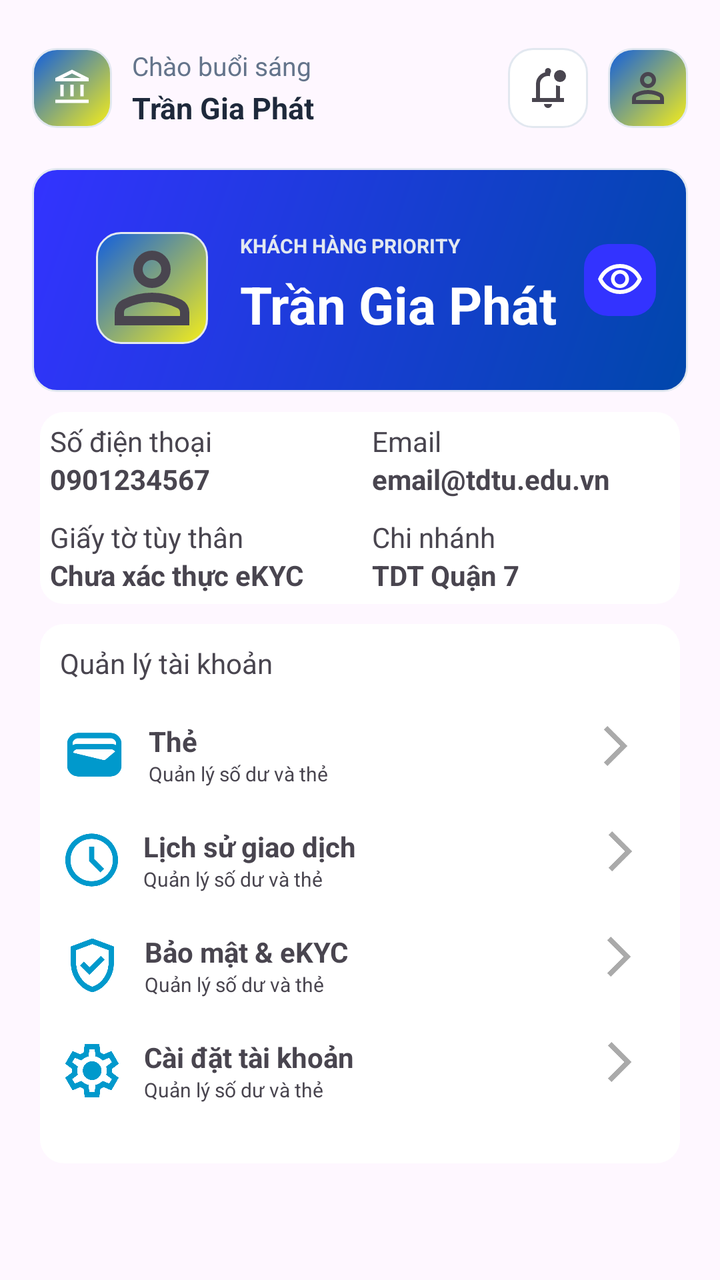
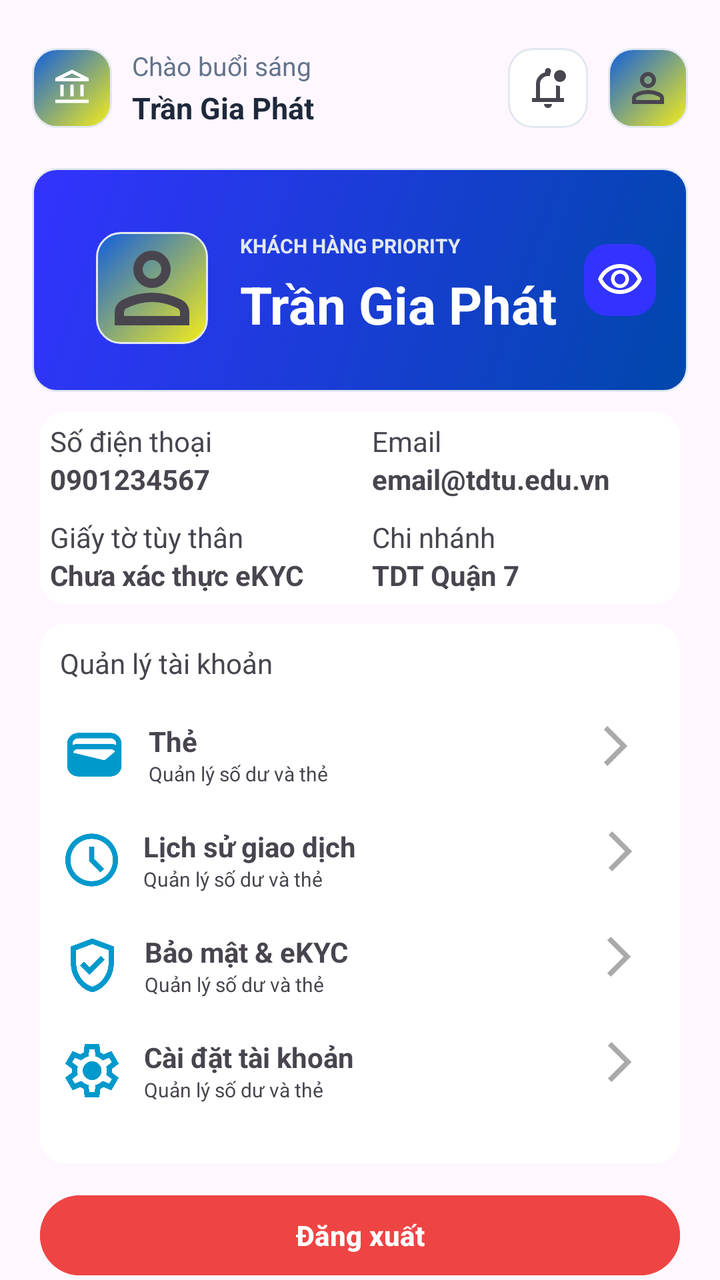

Compare the two renders of this Android layout. The source of the first and the diff that turns it into the second are given below.
<!-- AndroidManifest.xml: application theme Theme.Industrial_and_Commercial_Bank_of_TDTU -->
<!-- res/layout/activity_profile.xml -->
<?xml version="1.0" encoding="utf-8"?>
<androidx.constraintlayout.widget.ConstraintLayout xmlns:android="http://schemas.android.com/apk/res/android"
    xmlns:app="http://schemas.android.com/apk/res-auto"
    xmlns:tools="http://schemas.android.com/tools"
    android:id="@+id/main"
    android:layout_width="match_parent"
    android:layout_height="match_parent"
    tools:context=".ProfileActivity">

    
    <ImageView
        android:id="@+id/imageView"
        android:layout_width="40dp"
        android:layout_height="40dp"
        android:layout_marginStart="16dp"
        android:layout_marginTop="24dp"
        android:background="@drawable/bg_logo_rounded"
        android:padding="10dp"
        app:layout_constraintStart_toStartOf="parent"
        app:layout_constraintTop_toTopOf="parent"
        app:srcCompat="@drawable/account_balance_24px" />

    <TextView
        android:id="@+id/textView8"
        android:layout_width="wrap_content"
        android:layout_height="wrap_content"
        android:layout_marginStart="10dp"
        android:text="Chào buổi sáng"
        android:textColor="#64748B"
        android:textSize="13sp"
        app:layout_constraintStart_toEndOf="@+id/imageView"
        app:layout_constraintTop_toTopOf="@+id/imageView" />

    <TextView
        android:id="@+id/txtName"
        android:layout_width="wrap_content"
        android:layout_height="wrap_content"
        android:layout_marginStart="10dp"
        android:layout_marginTop="2dp"
        android:text="Trần Gia Phát"
        android:textColor="#1E293B"
        android:textSize="15sp"
        android:textStyle="bold"
        app:layout_constraintStart_toEndOf="@+id/imageView"
        app:layout_constraintTop_toBottomOf="@+id/textView8" />

    <ImageButton
        android:id="@+id/imgProfile"
        android:layout_width="40dp"
        android:layout_height="40dp"
        android:layout_marginEnd="16dp"
        android:background="@drawable/bg_logo_rounded"
        android:padding="10dp"
        app:layout_constraintBottom_toBottomOf="@+id/imageView"
        app:layout_constraintEnd_toEndOf="parent"
        app:layout_constraintTop_toTopOf="@+id/imageView"
        app:srcCompat="@drawable/person_24px" />

    <ImageButton
        android:id="@+id/imgNoti"
        android:layout_width="40dp"
        android:layout_height="40dp"
        android:layout_marginEnd="10dp"
        android:background="@drawable/bg_input_rounded"
        android:padding="10dp"
        app:layout_constraintBottom_toBottomOf="@+id/imgProfile"
        app:layout_constraintEnd_toStartOf="@+id/imgProfile"
        app:layout_constraintTop_toTopOf="@+id/imgProfile"
        app:srcCompat="@drawable/notifications_unread_24px" />

    
    <androidx.constraintlayout.widget.ConstraintLayout
        android:id="@+id/cardBalance"
        android:layout_width="0dp"
        android:layout_height="112dp"
        android:layout_marginStart="16dp"
        android:layout_marginTop="20dp"
        android:layout_marginEnd="16dp"
        android:background="@drawable/bg_balance"
        android:padding="16dp"
        app:layout_constraintEnd_toEndOf="parent"
        app:layout_constraintStart_toStartOf="parent"
        app:layout_constraintTop_toBottomOf="@+id/imageView">

        <TextView
            android:id="@+id/txtTitleBalance"
            android:layout_width="wrap_content"
            android:layout_height="wrap_content"
            android:layout_marginStart="16dp"
            android:layout_marginTop="16dp"
            android:text="KHÁCH HÀNG PRIORITY"
            android:textColor="#E2E8F0"
            android:textSize="10sp"
            android:textStyle="bold"
            app:layout_constraintStart_toEndOf="@+id/imageView2"
            app:layout_constraintTop_toTopOf="parent" />

        <TextView
            android:id="@+id/txtBalance"
            android:layout_width="wrap_content"
            android:layout_height="wrap_content"
            android:layout_marginStart="16dp"
            android:layout_marginTop="5dp"
            android:text="Trần Gia Phát"
            android:textColor="@color/white"
            android:textSize="26sp"
            android:textStyle="bold"
            app:layout_constraintStart_toEndOf="@+id/imageView2"
            app:layout_constraintTop_toBottomOf="@+id/txtTitleBalance" />

        <ImageButton
            android:id="@+id/imgNext"
            android:layout_width="36dp"
            android:layout_height="36dp"
            android:background="@drawable/bg_btn"
            android:padding="8dp"
            app:layout_constraintBottom_toBottomOf="parent"
            app:layout_constraintEnd_toEndOf="parent"
            app:layout_constraintTop_toTopOf="parent"
            app:srcCompat="@drawable/visibility_24px" />

        <ImageView
            android:id="@+id/imageView2"
            android:layout_width="56dp"
            android:layout_height="56dp"
            android:layout_marginStart="16dp"
            android:layout_marginTop="16dp"
            android:background="@drawable/bg_logo_rounded"
            app:layout_constraintStart_toStartOf="parent"
            app:layout_constraintTop_toTopOf="parent"
            app:srcCompat="@drawable/person_24px" />

    </androidx.constraintlayout.widget.ConstraintLayout>



    <LinearLayout
        android:id="@+id/info"
        android:layout_width="match_parent"
        android:layout_height="wrap_content"
        android:layout_marginStart="20dp"
        android:layout_marginTop="10dp"
        android:layout_marginEnd="20dp"
        android:background="@drawable/bg_btn1"
        android:orientation="horizontal"
        app:layout_constraintEnd_toEndOf="parent"
        app:layout_constraintStart_toStartOf="parent"
        app:layout_constraintTop_toBottomOf="@+id/cardBalance"
        android:weightSum="4"
        android:padding="5dp"
        >


        <LinearLayout
            android:layout_width="wrap_content"
            android:layout_height="wrap_content"
            android:orientation="vertical"
            android:layout_weight="2"
            android:layout_marginEnd="2dp">

            <LinearLayout
                android:layout_width="match_parent"
                android:layout_height="wrap_content"
                android:orientation="vertical"
                android:layout_marginBottom="10dp">
                <TextView
                    android:layout_width="wrap_content"
                    android:layout_height="wrap_content"
                    android:text="Số điện thoại"/>

                <TextView
                    android:id="@+id/txtProfilePhone"
                    android:layout_width="wrap_content"
                    android:layout_height="wrap_content"
                    android:text="0901234567"
                    android:textStyle="bold" />

            </LinearLayout>

            <LinearLayout
                android:layout_width="match_parent"
                android:layout_height="wrap_content"
                android:orientation="vertical">
                <TextView
                    android:layout_width="wrap_content"
                    android:layout_height="wrap_content"
                    android:text="Giấy tờ tùy thân"/>

                <TextView
                    android:id="@+id/txtProfileEkyc"
                    android:layout_width="wrap_content"
                    android:layout_height="wrap_content"
                    android:text="Chưa xác thực eKYC"
                    android:textStyle="bold" />

            </LinearLayout>
        </LinearLayout>

        <LinearLayout
            android:layout_width="wrap_content"
            android:layout_height="wrap_content"
            android:orientation="vertical"
            android:layout_weight="2"
            android:layout_marginStart="2dp">

            <LinearLayout
                android:layout_width="match_parent"
                android:layout_height="wrap_content"
                android:orientation="vertical"
                android:layout_marginBottom="10dp">
                <TextView
                    android:layout_width="wrap_content"
                    android:layout_height="wrap_content"
                    android:text="Email"/>

                <TextView
                    android:id="@+id/txtProfileEmail"
                    android:layout_width="wrap_content"
                    android:layout_height="wrap_content"
                    android:text="email@tdtu.edu.vn"
                    android:textStyle="bold" />

            </LinearLayout>

            <LinearLayout
                android:layout_width="match_parent"
                android:layout_height="wrap_content"
                android:orientation="vertical">
                <TextView
                    android:layout_width="wrap_content"
                    android:layout_height="wrap_content"
                    android:text="Chi nhánh"/>

                <TextView
                    android:id="@+id/txtProfileBranch"
                    android:layout_width="wrap_content"
                    android:layout_height="wrap_content"
                    android:text="TDT Quận 7"
                    android:textStyle="bold" />

            </LinearLayout>
        </LinearLayout>


    </LinearLayout>

    <LinearLayout
        android:layout_width="match_parent"
        android:layout_height="wrap_content"
        android:layout_marginStart="20dp"
        android:layout_marginTop="10dp"
        android:layout_marginEnd="20dp"
        android:background="@drawable/bg_btn1"
        android:padding="10dp"
        android:orientation="vertical"
        app:layout_constraintEnd_toEndOf="parent"
        app:layout_constraintStart_toStartOf="parent"
        app:layout_constraintTop_toBottomOf="@+id/info">

        <TextView
            android:layout_width="wrap_content"
            android:layout_height="wrap_content"
            android:text="Quản lý tài khoản"
            android:layout_marginBottom="20dp"/>


        <LinearLayout
            android:id="@+id/creditcard1"
            android:layout_width="match_parent"
            android:layout_height="wrap_content"
            android:orientation="horizontal"
            android:weightSum="7"
            android:layout_marginBottom="20dp">

            <ImageView
                android:layout_width="wrap_content"
                android:layout_height="match_parent"
                android:src="@drawable/wallet_24px"
                android:layout_weight="1"/>
            <LinearLayout
                android:layout_width="wrap_content"
                android:layout_height="wrap_content"
                android:orientation="vertical"
                android:layout_marginStart="10dp"
                android:layout_weight="5">

                <TextView
                    android:layout_width="wrap_content"
                    android:layout_height="wrap_content"
                    android:text="Thẻ"
                    android:textStyle="bold"/>


                <TextView
                    android:layout_width="wrap_content"
                    android:layout_height="wrap_content"
                    android:text="Quản lý số dư và thẻ"
                    android:textSize="10sp"
                    />
            </LinearLayout>


            <ImageButton
                android:layout_width="wrap_content"
                android:layout_height="wrap_content"
                android:src="@drawable/arrow_forward_ios"
                android:background="@color/white"
                android:layout_marginStart="80dp"/>

        </LinearLayout>
        <LinearLayout
            android:id="@+id/btnTransHis"
            android:layout_width="match_parent"
            android:layout_height="wrap_content"
            android:orientation="horizontal"
            android:weightSum="7"
            android:layout_marginBottom="20dp">

            <ImageView
                android:layout_width="wrap_content"
                android:layout_height="match_parent"
                android:src="@drawable/schedule"
                android:layout_weight="1"/>
            <LinearLayout
                android:layout_width="wrap_content"
                android:layout_height="wrap_content"
                android:orientation="vertical"
                android:layout_marginStart="10dp"
                android:layout_weight="5">

                <TextView
                    android:layout_width="wrap_content"
                    android:layout_height="wrap_content"
                    android:text="Lịch sử giao dịch"
                    android:textStyle="bold"/>


                <TextView
                    android:layout_width="wrap_content"
                    android:layout_height="wrap_content"
                    android:text="Quản lý số dư và thẻ"
                    android:textSize="10sp"
                    />
            </LinearLayout>


            <ImageButton
                android:layout_width="wrap_content"
                android:layout_height="wrap_content"
                android:src="@drawable/arrow_forward_ios"
                android:background="@color/white"
                android:layout_marginStart="80dp"/>

        </LinearLayout>
        <LinearLayout
            android:layout_width="match_parent"
            android:layout_height="wrap_content"
            android:orientation="horizontal"
            android:weightSum="7"
            android:layout_marginBottom="20dp">

            <ImageView
                android:layout_width="wrap_content"
                android:layout_height="match_parent"
                android:src="@drawable/verified_user_24px"
                android:layout_weight="1"/>
            <LinearLayout
                android:layout_width="wrap_content"
                android:layout_height="wrap_content"
                android:orientation="vertical"
                android:layout_marginStart="10dp"
                android:layout_weight="5">

                <TextView
                    android:layout_width="wrap_content"
                    android:layout_height="wrap_content"
                    android:text="Bảo mật &amp; eKYC"
                    android:textStyle="bold"/>


                <TextView
                    android:layout_width="wrap_content"
                    android:layout_height="wrap_content"
                    android:text="Quản lý số dư và thẻ"
                    android:textSize="10sp"
                    />
            </LinearLayout>


            <ImageButton
                android:layout_width="wrap_content"
                android:layout_height="wrap_content"
                android:src="@drawable/arrow_forward_ios"
                android:background="@color/white"
                android:layout_marginStart="80dp"/>

        </LinearLayout>
        <LinearLayout
            android:layout_width="match_parent"
            android:layout_height="wrap_content"
            android:orientation="horizontal"
            android:weightSum="7"
            android:layout_marginBottom="20dp">

            <ImageView
                android:layout_width="wrap_content"
                android:layout_height="match_parent"
                android:src="@drawable/settings"
                android:layout_weight="1"/>
            <LinearLayout
                android:layout_width="wrap_content"
                android:layout_height="wrap_content"
                android:orientation="vertical"
                android:layout_marginStart="10dp"
                android:layout_weight="5">

                <TextView
                    android:layout_width="wrap_content"
                    android:layout_height="wrap_content"
                    android:text="Cài đặt tài khoản"
                    android:textStyle="bold"/>


                <TextView
                    android:layout_width="wrap_content"
                    android:layout_height="wrap_content"
                    android:text="Quản lý số dư và thẻ"
                    android:textSize="10sp"
                    />
            </LinearLayout>


            <ImageButton
                android:layout_width="wrap_content"
                android:layout_height="wrap_content"
                android:src="@drawable/arrow_forward_ios"
                android:background="@color/white"
                android:layout_marginStart="80dp"/>

        </LinearLayout>

    </LinearLayout>

</androidx.constraintlayout.widget.ConstraintLayout>
<!-- resources referenced by this layout -->
<resources>
  <color name="white">#FFFFFFFF</color>
  <!-- drawable account_balance_24px (drawable) -->
  <vector xmlns:android="http://schemas.android.com/apk/res/android"
      android:width="20dp"
      android:height="20dp"
      android:viewportWidth="960"
      android:viewportHeight="960"
      android:tint="@color/white">
    <path
        android:fillColor="@android:color/white"
        android:pathData="M200,680L200,400L280,400L280,680L200,680ZM440,680L440,400L520,400L520,680L440,680ZM80,840L80,760L880,760L880,840L80,840ZM680,680L680,400L760,400L760,680L680,680ZM80,320L80,240L480,40L880,240L880,320L80,320ZM258,240L480,240L702,240L258,240ZM258,240L702,240L480,130L258,240Z"/>
  </vector>
  <!-- drawable arrow_forward_ios (drawable) -->
  <vector xmlns:android="http://schemas.android.com/apk/res/android"
      android:width="24dp"
      android:height="24dp"
      android:viewportWidth="24"
      android:viewportHeight="24">
      <path android:fillColor="@android:color/darker_gray"
          android:pathData="M8.03,22L6.25,20.23L14.48,12L6.25,3.77L8.03,2l10,10l-10,10Z"/>
  </vector>
  <!-- drawable bg_balance (drawable) -->
  <?xml version="1.0" encoding="utf-8"?>
  <shape xmlns:android="http://schemas.android.com/apk/res/android"
      android:shape="rectangle">
      
      <gradient
          android:type="linear"
          android:angle="135"
          android:endColor="#3333FF"
          android:startColor="#0047ab" />
  
      
      <corners android:radius="12dp" />
  
      
      <stroke
          android:width="1dp"
          android:color="#E2E8F0" />
  </shape>
  <!-- drawable bg_btn (drawable) -->
  <?xml version="1.0" encoding="utf-8"?>
  <shape xmlns:android="http://schemas.android.com/apk/res/android"
      android:shape="rectangle">
      
      <solid android:color="#3333FF" />
  
      
      <corners android:radius="12dp" />
  
  </shape>
  <!-- drawable bg_btn1 (drawable) -->
  <?xml version="1.0" encoding="utf-8"?>
  <shape xmlns:android="http://schemas.android.com/apk/res/android"
      android:shape="rectangle">
      
      <solid android:color="@color/white" />
  
      
      <corners android:radius="12dp" />
  
  </shape>
  <!-- drawable bg_input_rounded (drawable) -->
  <?xml version="1.0" encoding="utf-8"?>
  <shape xmlns:android="http://schemas.android.com/apk/res/android"
      android:shape="rectangle">
      
      <solid android:color="#FFFFFF" />
  
      
      <corners android:radius="12dp" />
  
      
      <stroke
          android:width="1dp"
          android:color="#E2E8F0" />
  </shape>
  <!-- drawable bg_logo_rounded (drawable) -->
  <?xml version="1.0" encoding="utf-8"?>
  <shape xmlns:android="http://schemas.android.com/apk/res/android"
      android:shape="rectangle">
      
      <gradient
          android:type="linear"
          android:angle="135"
          android:startColor="#f6ee19"
          android:endColor="#115ede" />
  
      
      <corners android:radius="12dp" />
  
      
      <stroke
          android:width="1dp"
          android:color="#E2E8F0" />
  </shape>
  <!-- drawable schedule (drawable) -->
  <vector xmlns:android="http://schemas.android.com/apk/res/android"
      android:width="24dp"
      android:height="24dp"
      android:viewportWidth="24"
      android:viewportHeight="24">
      <path android:fillColor="@android:color/holo_blue_dark"
          android:pathData="M15.3,16.7l1.4-1.4L13,11.6V7H11v5.4l4.3,4.3ZM12,22q-2.07,0-3.9-0.79q-1.82-0.79-3.17-2.14Q3.58,17.73 2.79,15.9T2,12Q2,9.92 2.79,8.1Q3.58,6.27 4.93,4.93Q6.28,3.57 8.1,2.79Q9.93,2 12,2t3.9,0.79t3.17,2.14q1.35,1.35 2.14,3.17Q22,9.92 22,12t-0.79,3.9t-2.14,3.17q-1.35,1.35-3.17,2.14T12,22Zm0-10Zm0,8q3.33,0 5.66-2.34T20,12q0-3.33-2.34-5.66T12,4Q8.68,4 6.34,6.34T4,12t2.34,5.66T12,20Z"/>
  </vector>
  <style name="Theme.Industrial_and_Commercial_Bank_of_TDTU" parent="Base.Theme.Industrial_and_Commercial_Bank_of_TDTU" />
  <style name="Base.Theme.Industrial_and_Commercial_Bank_of_TDTU" parent="Theme.Material3.DayNight.NoActionBar">
          
          
      </style>
  <!-- unchanged entries left out for length: 6 -->
</resources>

<!-- the commit's change to res/layout/activity_profile.xml (unified diff, before → after) -->
@@ -245,6 +245,7 @@
     </LinearLayout>
 
     <LinearLayout
+        android:id="@+id/menuContainer"
         android:layout_width="match_parent"
         android:layout_height="wrap_content"
         android:layout_marginStart="20dp"
@@ -441,4 +442,19 @@
 
     </LinearLayout>
 
+    <Button
+        android:id="@+id/btnCustomerLogout"
+        android:layout_width="0dp"
+        android:layout_height="48dp"
+        android:layout_marginStart="20dp"
+        android:layout_marginTop="12dp"
+        android:layout_marginEnd="20dp"
+        android:backgroundTint="#EF4444"
+        android:text="Đăng xuất"
+        android:textColor="@color/white"
+        android:textStyle="bold"
+        app:layout_constraintEnd_toEndOf="parent"
+        app:layout_constraintStart_toStartOf="parent"
+        app:layout_constraintTop_toBottomOf="@+id/menuContainer" />
+
 </androidx.constraintlayout.widget.ConstraintLayout>
